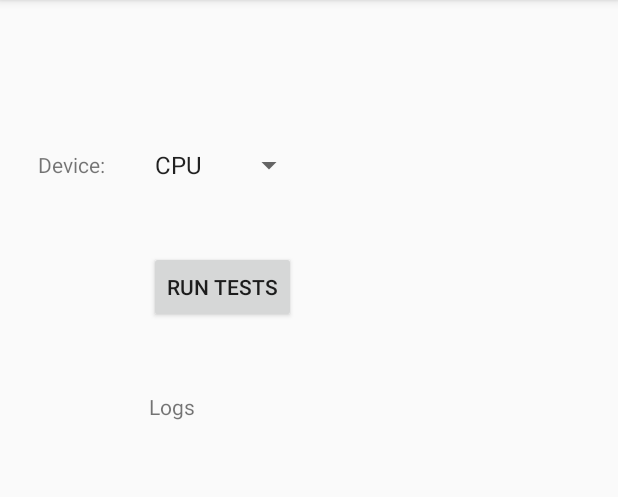
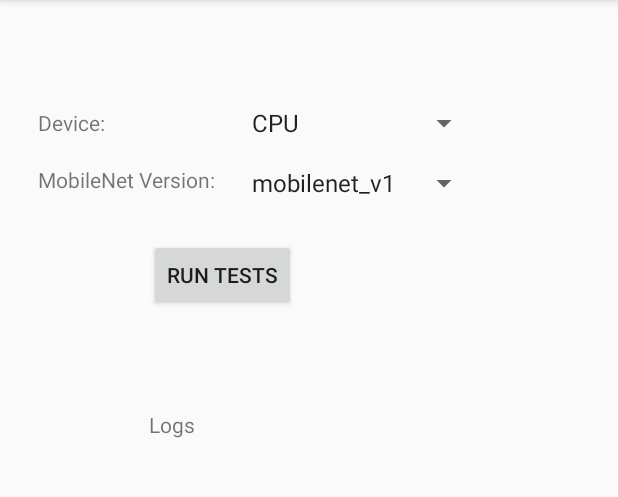
Before and after one commit to Magdalena-N/TFLiteAndroidApp, an Android app: the screen it shows after launch (MainActivity), on a phone screen of 412 x 824 dp, the part 84-581 px from its top. Run offline under Robolectric (Android 15) with nearby library versions, the phone set to English and light mode, and no system bars; libraries missing offline, so code that uses them is left out: com.opencsv, org.tensorflow.lite; 3 statements that could not run were skipped.

Commit message:
Add mobilenet v2 and v3

```diff
--- a/app/src/main/java/com/example/tfliteandroidapp/MainActivity.java
+++ b/app/src/main/java/com/example/tfliteandroidapp/MainActivity.java
@@ -18,6 +18,7 @@ public class MainActivity extends AppCompatActivity implements AdapterView.OnIte
 
     private TFLiteAndroidTest tfLiteAndroidTest;
     private Spinner deviceSpinner;
+    private Spinner versionSpinner;
     private Thread tfLiteThread;
     private final int MAX_LOGS = 10;
     private ArrayList<String> logs;
@@ -30,6 +31,8 @@ public class MainActivity extends AppCompatActivity implements AdapterView.OnIte
         tfLiteAndroidTest = new TFLiteAndroidTest(this);
         deviceSpinner = findViewById(R.id.deviceSpinner);
         deviceSpinner.setOnItemSelectedListener(this);
+        versionSpinner = findViewById(R.id.versionSpinner);
+        versionSpinner.setOnItemSelectedListener(this);
         tfLiteThread = new Thread(tfLiteAndroidTest);
         logs = new ArrayList<String>();
     }
@@ -39,6 +42,9 @@ public class MainActivity extends AppCompatActivity implements AdapterView.OnIte
         if (parent == deviceSpinner) {
             Device device = Device.valueOf(parent.getItemAtPosition(pos).toString());
             tfLiteAndroidTest.setDevice(device);
+        } else if (parent == versionSpinner) {
+            String version = parent.getItemAtPosition(pos).toString();
+            tfLiteAndroidTest.setVersion(version);
         }
 
     }
@@ -51,13 +57,15 @@ public class MainActivity extends AppCompatActivity implements AdapterView.OnIte
     public void runTestsOnClick(View view)
     {
         deviceSpinner.setEnabled(false);
+        versionSpinner.setEnabled(false);
         updateLogs("Tests start");
         tfLiteThread.start();
     }
 
-    public void enableSpinner()
+    public void enableSpinners()
     {
         deviceSpinner.setEnabled(true);
+        versionSpinner.setEnabled(true);
     }
 
     public void updateLogs(String log)
--- a/app/src/main/java/com/example/tfliteandroidapp/test/TFLiteAndroidTest.java
+++ b/app/src/main/java/com/example/tfliteandroidapp/test/TFLiteAndroidTest.java
@@ -1,6 +1,5 @@
 package com.example.tfliteandroidapp.test;
 
-import android.app.Activity;
 import android.content.Context;
 import android.graphics.Bitmap;
 import android.graphics.BitmapFactory;
@@ -28,7 +27,6 @@ import java.io.BufferedReader;
 import java.io.IOException;
 import java.io.InputStreamReader;
 import java.io.OutputStreamWriter;
-import java.lang.reflect.Array;
 import java.net.MalformedURLException;
 import java.net.URL;
 import java.nio.MappedByteBuffer;
@@ -94,6 +92,9 @@ public class TFLiteAndroidTest implements Runnable {
     /** Writer to file with output results*/
     CSVWriter csvWriter;
 
+    /** Name of directory with models inside assets/models*/
+    String modelsDir;
+
     public TFLiteAndroidTest(MainActivity pA)
     {
         activity = pA;
@@ -101,6 +102,7 @@ public class TFLiteAndroidTest implements Runnable {
         gpuDelegate = null;
         nnApiDelegate = null;
         tfliteOptions = new Interpreter.Options();
+        modelsDir = "mobilenet_v1";
     }
 
     /**
@@ -132,7 +134,7 @@ public class TFLiteAndroidTest implements Runnable {
         prepareWriter("results.csv");
 
         for (String model : models) {
-            initInterpreter("models/" + model);
+            initInterpreter("models/" + modelsDir + "/" + model);
             prepareBuffers();
             modelName = model.replace(".tflite","");
             updateUI(UIUpdate.PRINT_MSG,"Model loaded: " + modelName);
@@ -227,7 +229,7 @@ public class TFLiteAndroidTest implements Runnable {
         imageDataType = interpreter.getInputTensor(0).dataType();
         probabilityShape = interpreter.getOutputTensor(0).shape();
         probabilityDataType = interpreter.getOutputTensor(0).dataType();
-
+        System.out.println(imageDataType);
         inputImageBuffer = new TensorImage(imageDataType);
         outputProbabilityBuffer = TensorBuffer.createFixedSize(probabilityShape, probabilityDataType);
 
@@ -264,7 +266,7 @@ public class TFLiteAndroidTest implements Runnable {
     private List<String> getListOfModels()
     {
         try {
-            return Arrays.asList(activity.getAssets().list("models"));
+            return Arrays.asList(activity.getAssets().list("models/" + modelsDir));
         } catch (IOException e) {
             e.printStackTrace();
         }
@@ -421,6 +423,10 @@ public class TFLiteAndroidTest implements Runnable {
         currentDevice = device;
     }
 
+    public void setVersion(String v) {
+        modelsDir = v;
+    }
+
     /**
      * Update UI from main thread
      *
@@ -438,7 +444,7 @@ public class TFLiteAndroidTest implements Runnable {
                                 activity.updateLogs(msg);
                                 break;
                             case ENABLE_SPINNER:
-                                activity.enableSpinner();
+                                activity.enableSpinners();
                                 break;
                             default:
                         }
--- a/app/src/main/res/layout/activity_main.xml
+++ b/app/src/main/res/layout/activity_main.xml
@@ -8,13 +8,13 @@
 
     <Spinner
         android:id="@+id/deviceSpinner"
-        android:layout_width="108dp"
+        android:layout_width="160dp"
         android:layout_height="24dp"
-        android:layout_marginStart="25dp"
-        android:layout_marginTop="98dp"
+        android:layout_marginStart="160dp"
+        android:layout_marginTop="70dp"
         android:entries="@array/devices"
         android:prompt="@string/device"
-        app:layout_constraintStart_toEndOf="@+id/textView2"
+        app:layout_constraintStart_toStartOf="parent"
         app:layout_constraintTop_toTopOf="parent" />
 
     <TextView
@@ -22,7 +22,7 @@
         android:layout_width="wrap_content"
         android:layout_height="wrap_content"
         android:layout_marginStart="25dp"
-        android:layout_marginTop="100dp"
+        android:layout_marginTop="72dp"
         android:text="Device:"
         app:layout_constraintStart_toStartOf="parent"
         app:layout_constraintTop_toTopOf="parent" />
@@ -32,7 +32,7 @@
         android:layout_width="wrap_content"
         android:layout_height="wrap_content"
         android:layout_marginStart="99dp"
-        android:layout_marginTop="45dp"
+        android:layout_marginTop="65dp"
         android:onClick="runTestsOnClick"
         android:text="Run tests"
         app:layout_constraintStart_toStartOf="parent"
@@ -43,9 +43,30 @@
         android:layout_width="241dp"
         android:layout_height="230dp"
         android:layout_marginStart="99dp"
-        android:layout_marginTop="46dp"
+        android:layout_marginTop="66dp"
         android:text="Logs"
         app:layout_constraintStart_toStartOf="parent"
         app:layout_constraintTop_toBottomOf="@+id/button" />
 
+    <Spinner
+        android:id="@+id/versionSpinner"
+        android:layout_width="160dp"
+        android:layout_height="24dp"
+        android:layout_marginStart="160dp"
+        android:layout_marginTop="110dp"
+        android:entries="@array/versions"
+        android:prompt="@string/version"
+        app:layout_constraintStart_toStartOf="parent"
+        app:layout_constraintTop_toTopOf="parent" />
+
+    <TextView
+        android:id="@+id/textView"
+        android:layout_width="wrap_content"
+        android:layout_height="wrap_content"
+        android:layout_marginStart="25dp"
+        android:layout_marginTop="110dp"
+        android:text="MobileNet Version:"
+        app:layout_constraintStart_toStartOf="parent"
+        app:layout_constraintTop_toTopOf="parent" />
+
 </androidx.constraintlayout.widget.ConstraintLayout>
```
